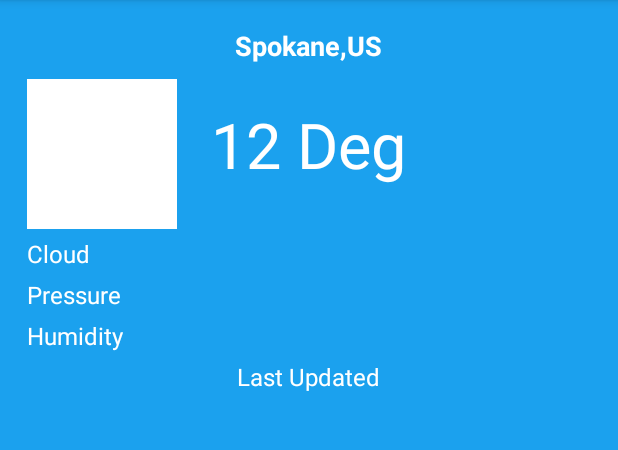
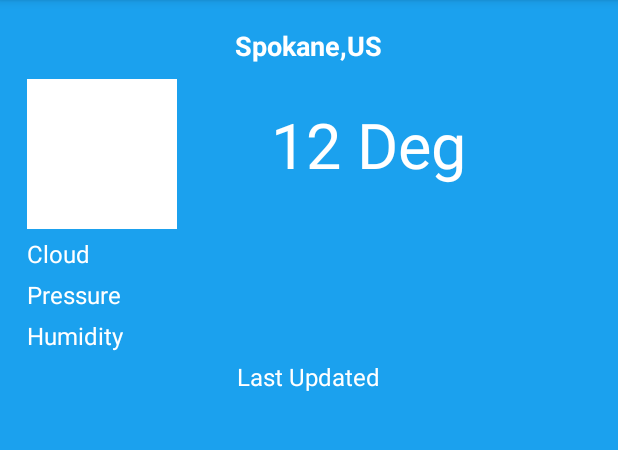
Before and after one commit to sbaenar1/Travel-weather, an Android app: the WeatherActivity screen opened directly, with no data from a screen before it, on a phone screen of 412 x 824 dp, the part 84-534 px from its top. Run offline under Robolectric (Android 15) with nearby library versions, the phone set to English and light mode, and no system bars; 1 statement that could not run was skipped.

Commit message:
Modificación estilo presentación del clima

```diff
--- a/TravelWeather/app/src/main/res/layout/activity_weather.xml
+++ b/TravelWeather/app/src/main/res/layout/activity_weather.xml
@@ -32,6 +32,7 @@
         android:id="@+id/tempText"
         android:text="12 Deg"
         android:textStyle="normal"
+        android:paddingLeft="80dp"
         android:textColor="#fff"
         android:layout_below="@+id/cityText"
         android:layout_centerHorizontal="true"
```
